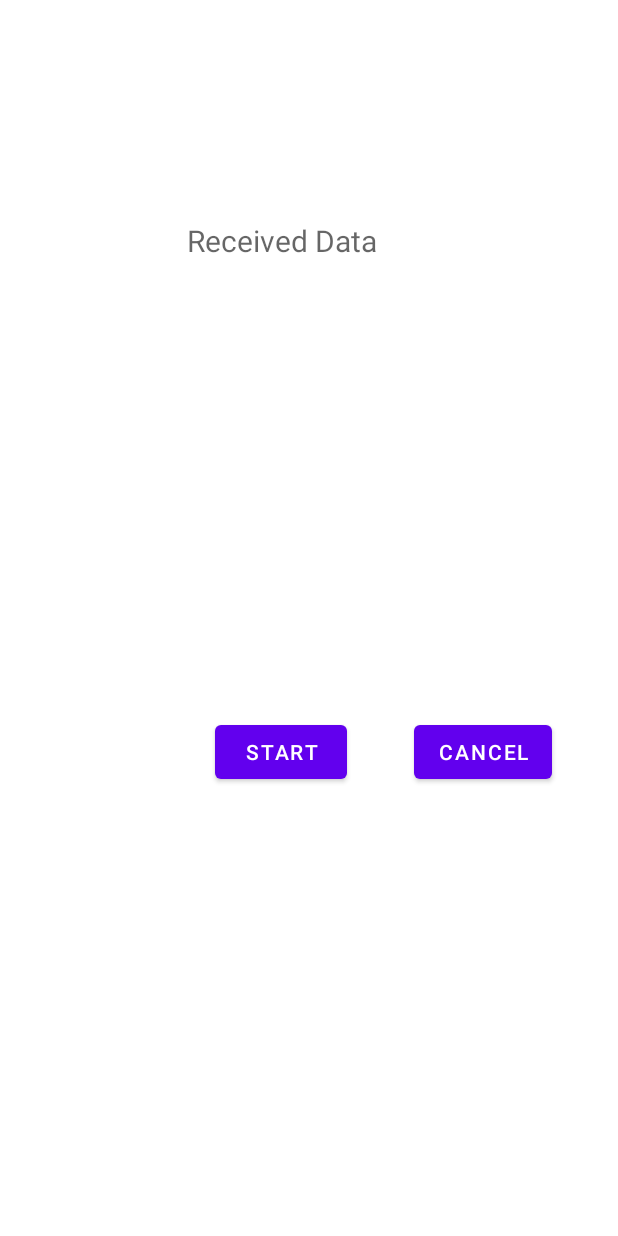
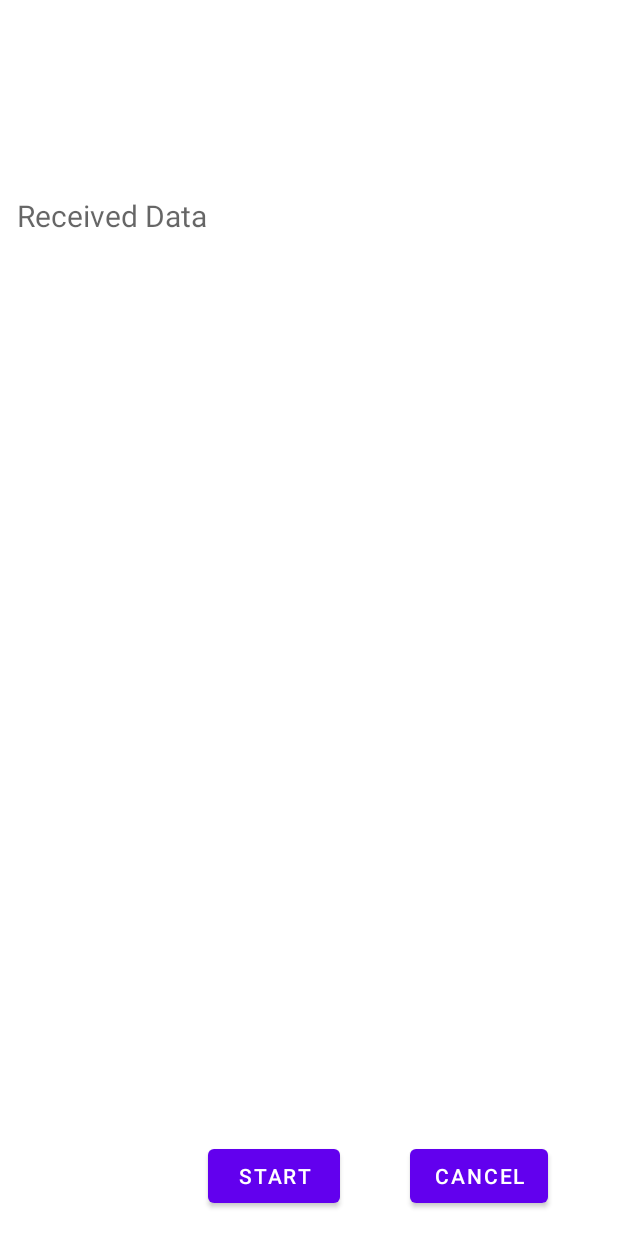
Before and after one commit to MrSingh1807/Kotlin-Flows, an Android app: the layout activity_main.xml on its own in the app's theme, with its tools: preview values and no code run, on a phone screen of 412 x 824 dp. Run offline under Robolectric (Android 15) with nearby library versions, the phone set to English and light mode, and no system bars.

```diff
--- a/app/src/main/res/layout/activity_main.xml
+++ b/app/src/main/res/layout/activity_main.xml
@@ -6,30 +6,16 @@
     android:layout_height="match_parent"
     tools:context=".MainActivity">
 
-    <TextView
-        android:id="@+id/flowDataTV"
-        android:layout_width="wrap_content"
-        android:layout_height="wrap_content"
-        android:hint="Received Data"
-        android:textSize="20sp"
-        app:layout_constraintBottom_toBottomOf="parent"
-        app:layout_constraintEnd_toEndOf="parent"
-        app:layout_constraintHorizontal_bias="0.437"
-        app:layout_constraintStart_toStartOf="parent"
-        app:layout_constraintTop_toTopOf="parent"
-        app:layout_constraintVertical_bias="0.184" />
-
     <Button
         android:id="@+id/startFlowBTN"
         android:layout_width="wrap_content"
         android:layout_height="wrap_content"
+        android:layout_marginBottom="16dp"
         android:text="Start"
         app:layout_constraintBottom_toBottomOf="parent"
         app:layout_constraintEnd_toEndOf="parent"
-        app:layout_constraintHorizontal_bias="0.442"
-        app:layout_constraintStart_toStartOf="parent"
-        app:layout_constraintTop_toBottomOf="@+id/flowDataTV"
-        app:layout_constraintVertical_bias="0.504" />
+        app:layout_constraintHorizontal_bias="0.427"
+        app:layout_constraintStart_toStartOf="parent" />
 
     <Button
         android:id="@+id/cancelFlowBTN"
@@ -42,4 +28,29 @@
         app:layout_constraintStart_toEndOf="@+id/startFlowBTN"
         app:layout_constraintTop_toTopOf="@+id/startFlowBTN" />
 
+    <ScrollView
+        android:layout_width="409dp"
+        android:layout_height="520dp"
+        app:layout_constraintBottom_toTopOf="@+id/startFlowBTN"
+        app:layout_constraintEnd_toEndOf="parent"
+        app:layout_constraintHorizontal_bias="0.5"
+        app:layout_constraintStart_toStartOf="parent"
+        app:layout_constraintTop_toTopOf="parent"
+        app:layout_constraintVertical_bias="0.5">
+
+        <LinearLayout
+            android:layout_width="match_parent"
+            android:layout_height="wrap_content"
+            android:orientation="vertical">
+
+            <TextView
+                android:id="@+id/flowDataTV"
+                android:layout_width="match_parent"
+                android:layout_height="wrap_content"
+                android:layout_margin="10dp"
+                android:hint="Received Data"
+                android:textSize="20sp" />
+        </LinearLayout>
+    </ScrollView>
+
 </androidx.constraintlayout.widget.ConstraintLayout>
```
Also changed, not shown: app/src/main/java/com/example/kotlinflows/MainActivity.kt (+21 -17 lines).
